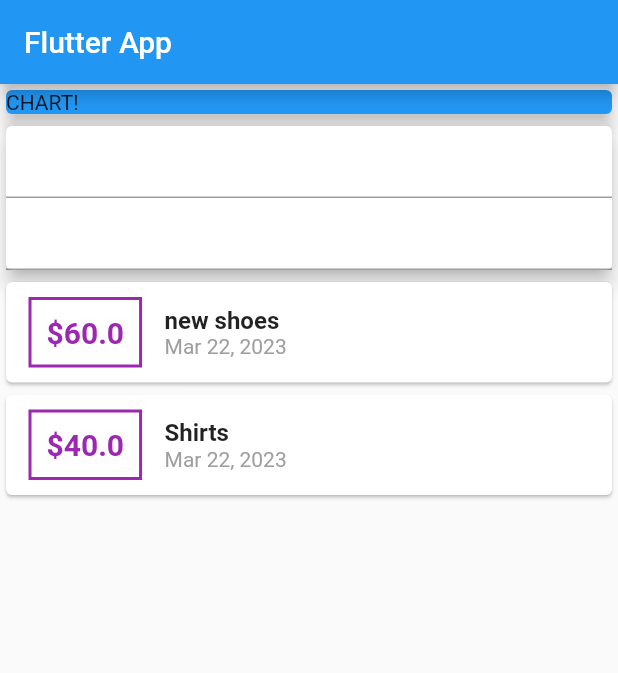
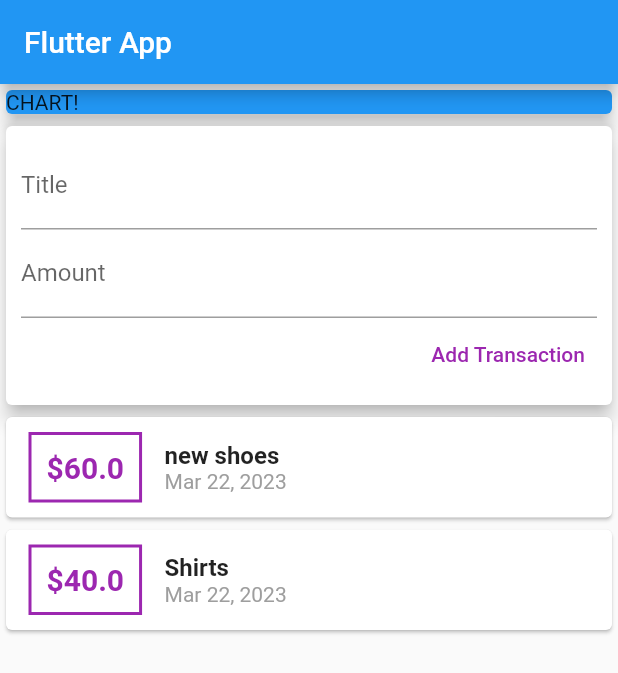
Before and after one commit to kartikpachori/PersonalExpensesApp, a Flutter app: the screen it shows after launch, on a phone screen of 412 x 824 dp. Shown: the top 673 px of the screen. Run offline on Flutter 3.47's test engine with Material 2 defaults, Android fonts, the phone set to English and light mode, and no system bars.

Commit message:
add transaction

```diff
--- a/lib/main.dart
+++ b/lib/main.dart
@@ -32,7 +32,6 @@
 
   late String titleInput;
   late String amountInput;
-  late String kunal;
 
   @override
   Widget build(BuildContext context) {
@@ -54,11 +53,26 @@
           ),
           Card(
             elevation: 5,
-            child: Column(
-              children: <Widget>[
-                TextField(),
-                TextField(),
-              ],
+            child: Container(
+              padding: const EdgeInsets.all(10),
+              child: Column(
+                crossAxisAlignment: CrossAxisAlignment.end,
+                children: <Widget>[
+                  TextField(
+                    decoration: InputDecoration(labelText: 'Title'),
+                  ),
+                  TextField(
+                    decoration: InputDecoration(labelText: 'Amount'),
+                  ),
+                  TextButton(
+                    style: TextButton.styleFrom(
+                      primary: Colors.purple,
+                    ),
+                    onPressed: () {},
+                    child: Text('Add Transaction'),
+                  )
+                ],
+              ),
             ),
           ),
           Column(
```
